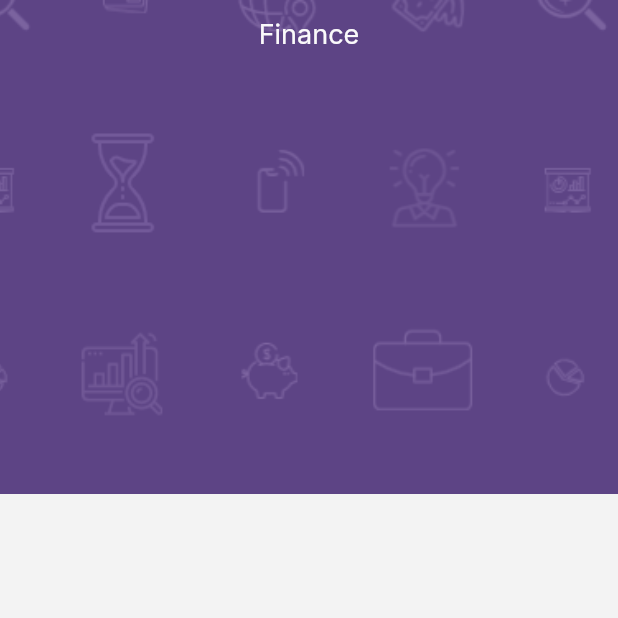
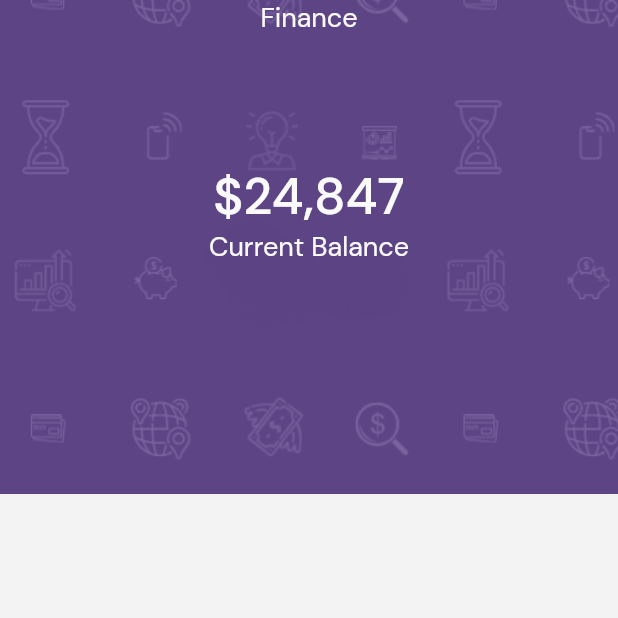
Before and after one commit to RamanYarotski/Flutter_training, a Flutter app: the screen it shows after launch, after a tap on "Henry Graves", on a phone screen of 412 x 824 dp, the top half of it. Run offline on Flutter 3.47's test engine with Material 2 defaults, Android fonts, the phone set to English and light mode, and no system bars; our stand-ins replace google_fonts.

Commit message:
feat: finish top part of Finance Screen

```diff
--- a/lib/constants.dart
+++ b/lib/constants.dart
@@ -10,14 +10,13 @@ const subtitleTextColor = gray30;
 const contentColorLightTheme = black1;
 const contentColorDarkTheme = gray100;
 
-
 //Gray palette
 const black1 = Color(0xFF000000);
 const gray15 = Color(0xFF262626);
 const gray30 = Color(0xFF4D4D4D);
 const gray70 = Color(0xFFB2B2B2);
 const gray80 = Color(0xFFCCCCCC);
-const gray84 = Color (0xFFD7D7D7);
+const gray84 = Color(0xFFD7D7D7);
 const gray95 = Color.fromARGB(255, 243, 243, 243);
 const gray100 = Color(0xFCFCFCFC);
 //Orange palette
@@ -28,5 +27,7 @@ const red = Color(0xFFF03738);
 //Dimensions
 const avatarSize = 22.00;
 const backgroundAspectRatio = 0.40;
+const half = 0.5;
+
 
 //Text
--- a/lib/screens/finance_screen.dart
+++ b/lib/screens/finance_screen.dart
@@ -1,38 +1,66 @@
 import 'package:flutter/material.dart';
+import 'package:flutter/services.dart';
 import 'package:training_project/constants.dart';
 import 'package:training_project/generated/l10n.dart';
+import 'package:training_project/models/user.dart';
 
 class FinanceScreen extends StatelessWidget {
-  const FinanceScreen({Key? key, required this.userName}) : super(key: key);
+  const FinanceScreen({Key? key, required this.user}) : super(key: key);
 
-  final String userName;
+  final User user;
 
   @override
   Widget build(BuildContext context) {
     var size = MediaQuery.of(context).size;
-    return Scaffold(
+    var backgroundHeight = size.height * backgroundAspectRatio;
+
+    return AnnotatedRegion<SystemUiOverlayStyle>(
+      value: const SystemUiOverlayStyle(
+        statusBarColor: Colors.transparent,
+      ),
+      child: Scaffold(
         body: Stack(
+          alignment: Alignment.topCenter,
           children: <Widget>[
             Container(
-            height: size.height * backgroundAspectRatio,
+              height: backgroundHeight,
               decoration: const BoxDecoration(
                   image: DecorationImage(
                       image: AssetImage("assets/images/background.png"),
                       fit: BoxFit.cover)),
             ),
             SafeArea(
-              child: Column(
-            children: [
-              const SizedBox(
-                height: 12,
+              child: Positioned(
+                top: backgroundHeight * 0.15,
+                child: Text(S.of(context).finance,
+                    style: const TextStyle(
+                        fontSize: 18,
+                        color: gray100,
+                        fontWeight: FontWeight.w300,
+                        fontFamily: "DMSans")),
               ),
-              Center(
-                child: Text(S.of(context).finance,
-                    style: const TextStyle(fontSize: 18, color: gray100)),
+            ),
+            Positioned(
+              top: backgroundHeight * 0.33,
+              child: Text(
+                  "\$${(user.balance / 1000).toString().replaceAll(".", ",")}",
+                  style: const TextStyle(
+                      fontSize: 34,
+                      color: gray100,
+                      fontWeight: FontWeight.w500,
+                      fontFamily: "DMSans")),
+            ),
+            Positioned(
+              top: backgroundHeight * 0.33 + 17 + 18 + 9,
+              child: Text(S.of(context).currentBalance,
+                  style: const TextStyle(
+                      fontSize: 18,
+                      color: gray100,
+                      fontWeight: FontWeight.w300,
+                      fontFamily: "DMSans")),
             )
           ],
-          ))
-        ],
+        ),
       ),
     );
   }
--- a/lib/widgets/HomeScreen/feed_bar.dart
+++ b/lib/widgets/HomeScreen/feed_bar.dart
@@ -19,7 +19,11 @@ class FeedBar extends StatelessWidget {
         final currentUser = users[index];
         return GestureDetector(
           onTap: () => Navigator.push(
-              context, MaterialPageRoute(builder: (context) => FinanceScreen(userName: currentUser.userName,))),
+              context,
+              MaterialPageRoute(
+                  builder: (context) => FinanceScreen(
+                        user: currentUser,
+                      ))),
           child: UserCard(
             currentUser: currentUser,
           ),
```
Also changed, not shown: pubspec.yaml (+7 -0 lines), assets/fonts/DMSans/DMSans-Medium.ttf (added), assets/fonts/DMSans/DMSans-Regular.ttf (added), assets/images/background.png, pubspec.lock. Lines whose indentation alone changed are shown as unchanged.
